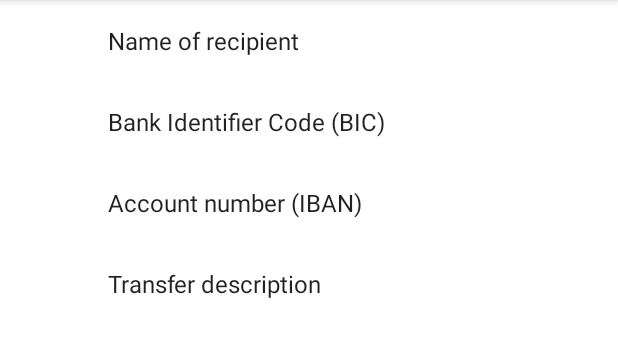
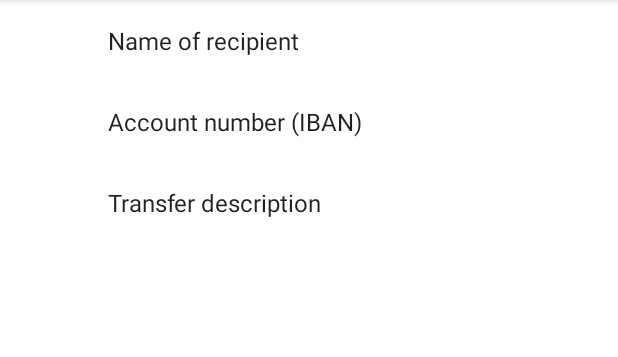
Before and after one commit to Pistrie/Tradr, an Android app: the screen it shows after launch (PreferencesActivity), in the options menu, after a tap on "Preferences", on a phone screen of 412 x 824 dp, the part 84-441 px from its top. Run offline under Robolectric (Android 15) with nearby library versions, the phone set to English and light mode, and no system bars; our stand-ins replace androidx.preference; libraries missing offline, so code that uses them is left out: com.journeyapps.barcodescanner.

```diff
--- a/app/src/main/java/dev/yabs/tradr/MainActivity.java
+++ b/app/src/main/java/dev/yabs/tradr/MainActivity.java
@@ -2,6 +2,7 @@ package dev.yabs.tradr;
 
 import android.content.Context;
 import android.content.Intent;
+import android.content.SharedPreferences;
 import android.graphics.Bitmap;
 import android.os.Bundle;
 import android.util.Log;
@@ -11,9 +12,11 @@ import android.view.inputmethod.InputMethodManager;
 import android.widget.Button;
 import android.widget.EditText;
 import android.widget.ImageView;
+import android.widget.Toast;
 
 import androidx.annotation.NonNull;
 import androidx.appcompat.app.AppCompatActivity;
+import androidx.preference.PreferenceManager;
 
 import com.google.zxing.BarcodeFormat;
 import com.google.zxing.MultiFormatWriter;
@@ -24,7 +27,6 @@ import com.journeyapps.barcodescanner.BarcodeEncoder;
 public class MainActivity extends AppCompatActivity {
 
     private final String TAG = getClass().getSimpleName();
-
     // initialize variables
     EditText etInput;
     Button btGenerate;
@@ -38,6 +40,7 @@ public class MainActivity extends AppCompatActivity {
 
         Log.d(TAG, "onCreate called");
 
+
         // assign variables
         etInput = findViewById(R.id.et_input);
         btGenerate = findViewById(R.id.bt_generate);
@@ -45,12 +48,25 @@ public class MainActivity extends AppCompatActivity {
 
         btGenerate.setOnClickListener(v -> {
             // get input value from edit text
-            String sText = etInput.getText().toString().trim();
+            String sText = etInput
+                    .getText()
+                    .toString()
+                    .trim();
+            if (sText.length() == 0) {
+                Toast.makeText(MainActivity.this, "Enter a price", Toast.LENGTH_SHORT).show();
+                return;
+            }
             // initialize multi format writer
             MultiFormatWriter writer = new MultiFormatWriter();
             try {
+                // build the EPC QR-Code
+                SharedPreferences prefs = PreferenceManager.getDefaultSharedPreferences(this);
+                String nameAccountOwner = prefs.getString("name_account_owner", "");
+                String accountNumber = prefs.getString("bank_number", "");
+                String transferDescription = prefs.getString("transfer_description", "");
+                String epc = "BCD\n002\n1\nSCT\n\n" + nameAccountOwner + "\n" + accountNumber + "\nEUR" + sText + "\n\n\n" + transferDescription;
                 // initialize bit matrix
-                BitMatrix matrix = writer.encode(sText, BarcodeFormat.QR_CODE, 350, 350);
+                BitMatrix matrix = writer.encode(epc, BarcodeFormat.QR_CODE, 350, 350);
                 // initialize barcode encoder
                 BarcodeEncoder encoder = new BarcodeEncoder();
                 // initialize bitmap
--- a/app/src/main/res/layout/activity_main.xml
+++ b/app/src/main/res/layout/activity_main.xml
@@ -7,6 +7,11 @@
     android:orientation="vertical"
     android:padding="16dp"
     tools:context=".MainActivity">
+
+    <TextView
+        android:layout_width="match_parent"
+        android:layout_height="wrap_content"
+        android:text="@string/price" />
 
     <EditText
         android:id="@+id/et_input"
--- a/app/src/main/res/values/strings.xml
+++ b/app/src/main/res/values/strings.xml
@@ -1,11 +1,11 @@
 <resources>
     <string name="app_name" translatable="false">Tradr</string>
-    <string name="enter_price">Enter price</string>
+    <string name="enter_price" translatable="false">0.01 = 1 cent</string>
     <string name="generate">Generate</string>
     <string name="payment_qr_code">Payment QR-Code</string>
     <string name="preferences">Preferences</string>
     <string name="account_owner">Name of recipient</string>
-    <string name="bank_bic_code" translatable="false">Bank Identifier Code (BIC)</string>
     <string name="account_number">Account number (IBAN)</string>
     <string name="transfer_description">Transfer description</string>
+    <string name="price">Price</string>
 </resources>
--- a/app/src/main/res/xml/preferences.xml
+++ b/app/src/main/res/xml/preferences.xml
@@ -6,11 +6,6 @@
         android:selectAllOnFocus="true"
         android:singleLine="true"
         android:title="@string/account_owner" />
-    <EditTextPreference
-        android:key="bic_code"
-        android:selectAllOnFocus="true"
-        android:singleLine="true"
-        android:title="@string/bank_bic_code" />
     <EditTextPreference
         android:key="bank_number"
         android:selectAllOnFocus="true"
```
Also changed, not shown: 1 other file.
